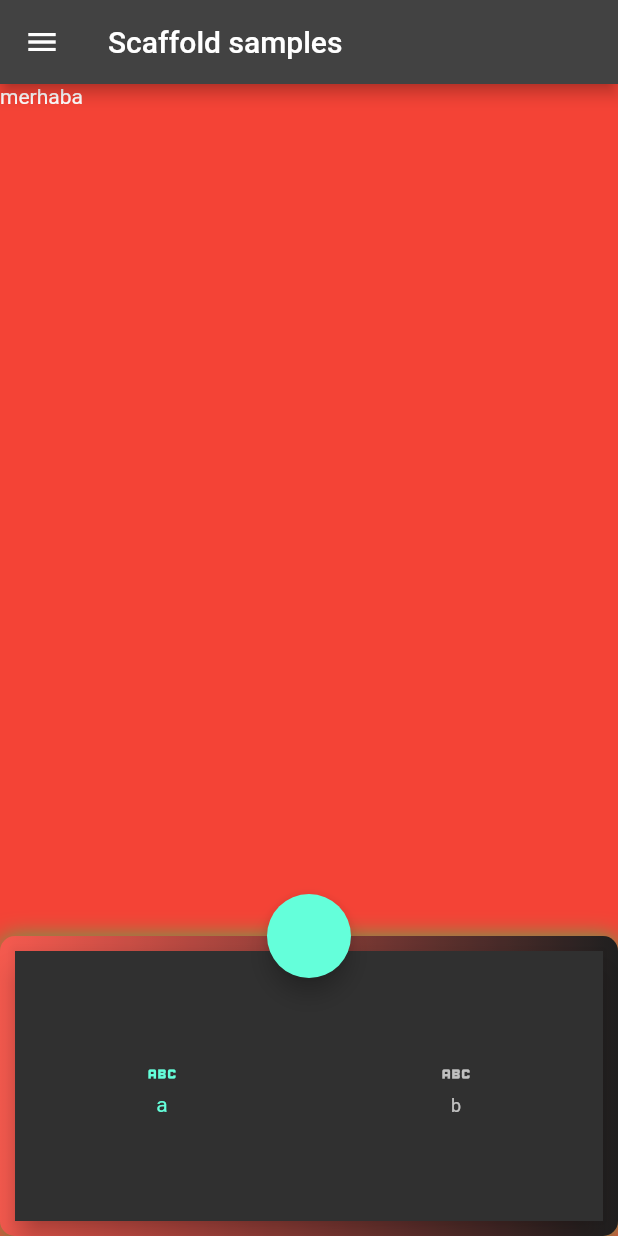
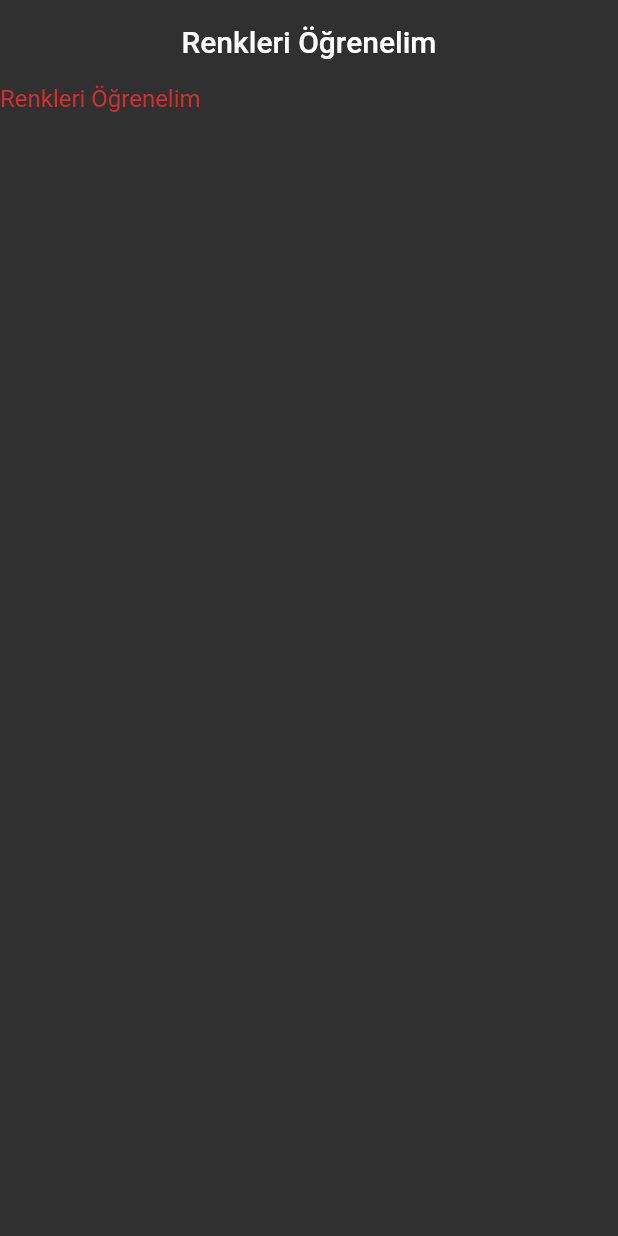
Before and after one commit to berkcangumusisik/100daysOfFlutter, a Flutter app: the screen it shows after launch, on a phone screen of 412 x 824 dp. Run offline on Flutter 3.47's test engine with Material 2 defaults, Android fonts, the phone set to English and light mode, and no system bars.

Commit message:
Day 20 Added.

```diff
--- a/flutter_full_learn/lib/Day 19/scaffoldLearn.dart
+++ b/flutter_full_learn/lib/Day19/scaffoldLearn.dart
@@ -1,5 +1,5 @@
 import 'package:flutter/material.dart';
-import 'package:flutter_full_learn/Day%2019/containerSizedBoxLearn.dart';
+import 'package:flutter_full_learn/Day19/containerSizedBoxLearn.dart';
 
 class ScaffoldLearnView extends StatelessWidget {
   const ScaffoldLearnView({Key? key}) : super(key: key);
--- /dev/null
+++ b/flutter_full_learn/lib/Day20/colorLearn.dart
@@ -0,0 +1,32 @@
+import 'package:flutter/material.dart';
+
+class ColorLearn extends StatelessWidget {
+  const ColorLearn({Key? key}) : super(key: key);
+
+  @override
+  Widget build(BuildContext context) {
+    return Scaffold(
+      appBar: AppBar(
+        title: const Text('Renkleri Öğrenelim'),
+      ),
+      body: Column(
+        children: [
+          Container(
+            child: Text(
+              'Renkleri Öğrenelim',
+              style: Theme.of(context)
+                  .textTheme
+                  .subtitle1
+                  ?.copyWith(color: Theme.of(context).errorColor),
+            ),
+          ),
+        ],
+      ),
+    );
+  }
+}
+
+class ColorsItems {
+  static const Color porchase = Color(0xffEDBF61);
+  static const Color sulu = Color.fromRGBO(198, 237, 97, 1);
+}
--- a/flutter_full_learn/lib/main.dart
+++ b/flutter_full_learn/lib/main.dart
@@ -1,8 +1,12 @@
 import 'package:flutter/material.dart';
-import 'package:flutter_full_learn/Day%2018/textLearnView.dart';
-import 'package:flutter_full_learn/Day%2019/scaffoldLearn.dart';
-
-import 'Day 19/containerSizedBoxLearn.dart';
+import 'package:flutter/services.dart';
+import 'package:flutter_full_learn/Day18/textLearnView.dart';
+import 'package:flutter_full_learn/Day19/containerSizedBoxLearn.dart';
+import 'package:flutter_full_learn/Day19/scaffoldLearn.dart';
+import 'package:flutter_full_learn/Day20/appBarLearn.dart';
+import 'package:flutter_full_learn/Day20/buttonsLearn.dart';
+import 'package:flutter_full_learn/Day20/colorLearn.dart';
+import 'package:flutter_full_learn/Day20/iconLearn.dart';
 
 void main() {
   runApp(MyApp());
@@ -15,8 +19,18 @@ class MyApp extends StatelessWidget {
   Widget build(BuildContext context) {
     return MaterialApp(
       title: 'Flutter Demo', // title uygulamanın telefondaki app başlığıdır.
-      theme: ThemeData.dark(),
-      home: const ScaffoldLearnView(),
+      theme: ThemeData.dark().copyWith(
+        appBarTheme: const AppBarTheme(
+          centerTitle: true, // title'ın ortasında yer almasını sağlar.
+          backgroundColor: Colors
+              .transparent, // AppBar'ın arkaplan rengini transparan yapar.
+          systemOverlayStyle: SystemUiOverlayStyle
+              .light, // AppBar'ın arkaplan rengini karanlık yapar.
+
+          elevation: 0, // AppBar'ın yüksekliğini 0 yapar.
+        ),
+      ),
+      home: ColorLearn(),
     );
   }
 }
```
Also changed, not shown: flutter_full_learn/lib/Day20/appBarLearn.dart (added, +34 -0 lines), flutter_full_learn/lib/Day20/buttonsLearn.dart (added, +120 -0 lines), flutter_full_learn/lib/Day20/iconLearn.dart (added, +51 -0 lines), flutter_full_learn/lib/Day18/textLearnView.dart (renamed from flutter_full_learn/lib/Day 18/textLearnView.dart), flutter_full_learn/lib/Day19/containerSizedBoxLearn.dart (renamed from flutter_full_learn/lib/Day 19/containerSizedBoxLearn.dart), 1 other file.
